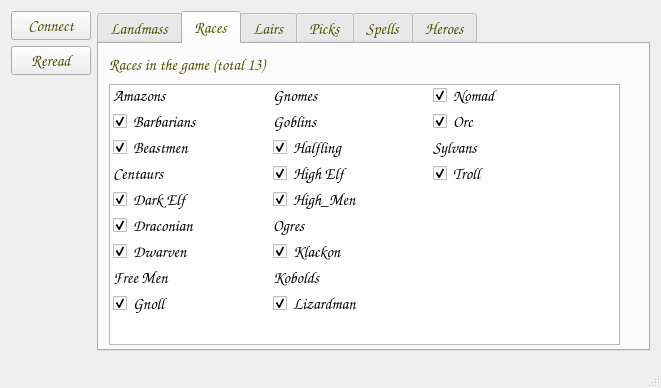
Above: MoMCustomizer/mainwindow.ui from jbalcomb/MoM-RTGT before the change. Below: the same form after it.
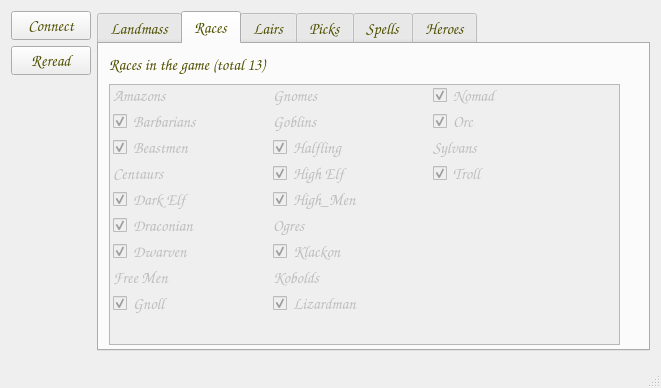
That is the form after the change. The open tabs and pages were chosen to show the change. Icons and pictures are not drawn.

The edit to the form file:
```diff
--- a/MoMCustomizer/mainwindow.ui
+++ b/MoMCustomizer/mainwindow.ui
@@ -297,6 +297,9 @@
         <string>Races</string>
        </attribute>
        <widget class="QListWidget" name="listWidget">
+        <property name="enabled">
+         <bool>false</bool>
+        </property>
         <property name="geometry">
          <rect>
           <x>10</x>
```
